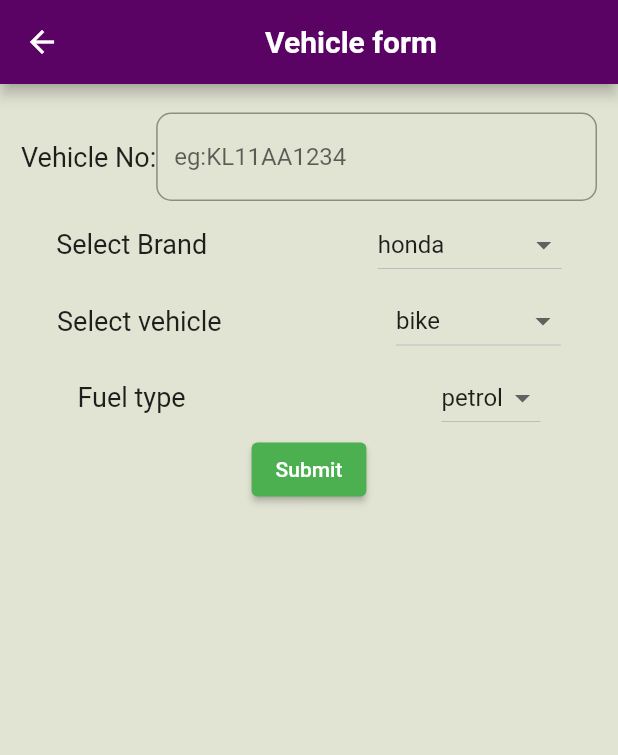
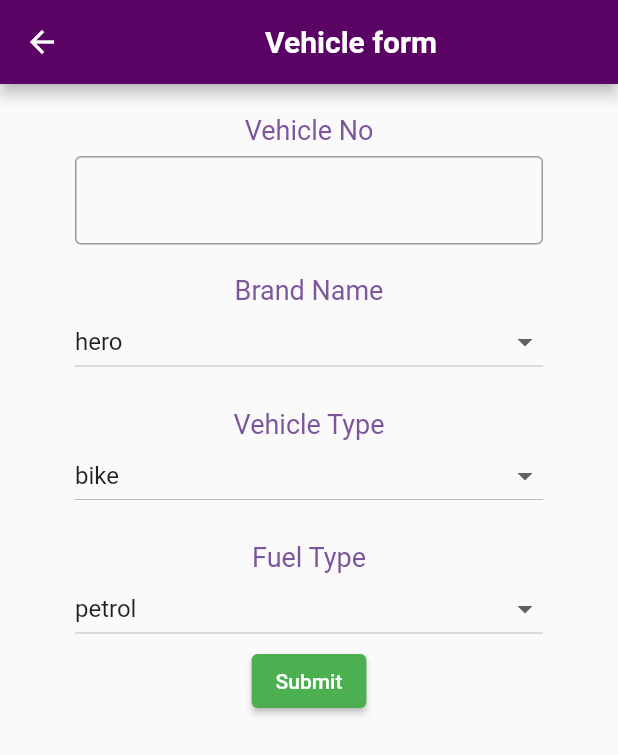
Before and after one commit to AKSHAYZAPZ/vehiclelist, a Flutter app: the screen it shows after launch, after a tap on "Add vehicles", on a phone screen of 412 x 824 dp. Shown: the top 755 px of the screen. Run offline on Flutter 3.47's test engine with Material 2 defaults, Android fonts, the phone set to English and light mode, and no system bars; our stand-ins replace cloud_firestore, firebase_core; accounts and stored records are empty.

Commit message:
first updation

```diff
--- a/lib/main.dart
+++ b/lib/main.dart
@@ -19,7 +19,7 @@ class MyApp extends StatelessWidget {
 
         primarySwatch: Colors.green,
       ),
-      home: const ScreenOne(),
+      home:  const ScreenOne(),
     );
   }
 }
--- a/lib/screen/addscreen.dart
+++ b/lib/screen/addscreen.dart
@@ -1,18 +1,22 @@
+import 'package:car_bike_details/screen/mainscreen.dart';
 import 'package:cloud_firestore/cloud_firestore.dart';
 import 'package:flutter/material.dart';
 
 enum Vehicles { bike, car }
 
 enum Brands {
-  honda,
+  ktm,
   hero,
   bajaj,
+  royalenfield,
+  java,
+  yamaha,
   hyundai,
-  suzuki,
   toyota,
   skoda,
-  royalenfield,
-  mahindra
+  bmw,
+  benz,
+  audi
 }
 
 enum Fuels { petrol, diesel }
@@ -20,9 +24,9 @@ enum Fuels { petrol, diesel }
 class AddScreen extends StatelessWidget {
   AddScreen({Key? key}) : super(key: key);
 
-  final formKey =GlobalKey<FormState>();
+  final formKey = GlobalKey<FormState>();
 
-  final ValueNotifier<Brands> _selectedBrand = ValueNotifier(Brands.honda);
+  final ValueNotifier<Brands> _selectedBrand = ValueNotifier(Brands.hero);
   final ValueNotifier<Vehicles> _selectedVehicle = ValueNotifier(Vehicles.bike);
   final ValueNotifier<Fuels> _selectedFuel = ValueNotifier(Fuels.petrol);
   final TextEditingController _numberController = TextEditingController();
@@ -42,153 +46,132 @@ class AddScreen extends StatelessWidget {
           ),
         ),
       ),
-      body: Container(
-        color: const Color.fromARGB(255, 226, 228, 211),
-        child: SafeArea(
+      body: SingleChildScrollView(
         child: Padding(
-            padding: const EdgeInsets.all(14.0),
-            child: Form(
-              key: formKey,
+          padding: const EdgeInsets.only(left: 50, right: 50, top: 20),
           child: Column(
-                children: [
-                  const SizedBox(
-                    height: 5,
-                  ),
-                  Row(
+            crossAxisAlignment: CrossAxisAlignment.center,
             children: [
               const Text(
-                        'Vehicle No:',
-                        style: TextStyle(fontSize: 18),
+                "Vehicle No",
+                style: TextStyle(
+                    fontSize: 18, color: Color.fromARGB(255, 124, 85, 156)),
               ),
-                      Expanded(
+              const SizedBox(
+                height: 7,
+              ),
+              Form(
+                key: formKey,
                 child: TextFormField(
                   textCapitalization: TextCapitalization.characters,
+                  controller: _numberController,
                   validator: (value) {
                     if (value!.isEmpty) {
-                        return 'Please enter your Vehicle number';
+                      return "Please enter your vehicle number";
                     } else if (value.length > 10) {
-                        return 'Please enter valid number';
-                      }else if(value.length < 8){
-                        return 'Please enter valid number';
+                      return "Please enter a valid vehicle number";
+                    } else if (value.length < 8) {
+                      return "Please enter valid vehicle number";
+                    } else if (!RegExp(
+                            r'^[A-Z]{2}[0-9]{1,2}[A-Z]{1,2}[0-9]{4}$')
+                        .hasMatch(value)) {
+                      return 'Invalid vehicle number';
+                    } else {
+                      return null;
                     }
-                      return null;
                   },
-                          controller: _numberController,
-                          maxLines: 1,
-                          decoration: InputDecoration(
-                            hintText: 'eg:KL11AA1234',
-                              border: OutlineInputBorder(
-                            borderRadius: BorderRadius.circular(10),
-                          )),
+                  decoration:
+                      const InputDecoration(border: OutlineInputBorder()),
                 ),
               ),
-                    ],
+              const SizedBox(
+                height: 20,
               ),
-                  const SizedBox(
-                    height: 5,
-                  ),
-                  Row(
-                    mainAxisAlignment: MainAxisAlignment.spaceAround,
-                    children: [
               const Text(
-                        'Select Brand',
-                        style: TextStyle(fontSize: 18),
-                      ),
-                      const SizedBox(
-                        width: 20,
+                "Brand Name",
+                style: TextStyle(
+                    fontSize: 18, color: Color.fromARGB(255, 124, 85, 156)),
               ),
               ValueListenableBuilder<Brands>(
                 valueListenable: _selectedBrand,
-                          builder: (context, v, _) {
+                builder: (context, value, child) {
                   return DropdownButton<Brands>(
-                              value: v,
-                              hint: const Text('Choose brand'),
-                              items: Brands.values.map((d) {
-                                return DropdownMenuItem(
-                                  child: Text(d.name),
-                                  value: d,
-                                );
-                              }).toList(),
-                              onChanged: (Brands? newvalue) {
-                                if (newvalue != null) {
-                                  _selectedBrand.value = newvalue;
-                                }
-                              },
-                            );
-                          }),
-                    ],
-                  ),
-                  const SizedBox(
-                    height: 3,
-                  ),
-                  Row(
-                    mainAxisAlignment: MainAxisAlignment.spaceAround,
-                    children: [
-                      const Text(
-                        'Select vehicle',
-                        style: TextStyle(fontSize: 18),
-                      ),
-                      const SizedBox(
-                        width: 20,
-                      ),
-                      ValueListenableBuilder<Vehicles>(
-                          valueListenable: _selectedVehicle,
-                          builder: (context, r, child) {
-                            return DropdownButton<Vehicles>(
-                              value: r,
-                              hint: const Text('Vehicle type'),
-                              onChanged: (Vehicles? newselection) {
-                                if (newselection != null) {
-                                  _selectedVehicle.value = newselection;
-                                }
-                              },
-                              items: Vehicles.values.map((e) {
+                      isExpanded: true,
+                      value: value,
+                      items: Brands.values.map((e) {
                         return DropdownMenuItem(
                           child: Text(e.name),
                           value: e,
                         );
                       }).toList(),
+                      onChanged: (Brands? newBrand) {
+                        if (newBrand != null) {
+                          _selectedBrand.value = newBrand;
+                        }
+                      });
+                },
+              ),
+              const SizedBox(
+                height: 20,
+              ),
+              const Text(
+                "Vehicle Type",
+                style: TextStyle(
+                    fontSize: 18, color: Color.fromARGB(255, 124, 85, 156)),
+              ),
+              ValueListenableBuilder<Vehicles>(
+                  valueListenable: _selectedVehicle,
+                  builder: (context, v, _) {
+                    return DropdownButton<Vehicles>(
+                      isExpanded: true,
+                      value: v,
+                      onChanged: (Vehicles? newValue) {
+                        if (newValue != null) {
+                          _selectedVehicle.value = newValue;
+                        }
+                      },
+                      items: Vehicles.values.map((d) {
+                        return DropdownMenuItem(
+                          child: Text(
+                            d.name,
+                          ),
+                          value: d,
+                        );
+                      }).toList(),
                     );
                   }),
-                    ],
+              const SizedBox(
+                height: 20,
               ),
-                  const SizedBox(
-                    height: 3,
-                  ),
-                  Row(
-                    mainAxisAlignment: MainAxisAlignment.spaceAround,
-                    children: [
               const Text(
-                        'Fuel type',
-                        style: TextStyle(fontSize: 18),
-                      ),
-                      const SizedBox(
-                        width: 20,
+                "Fuel Type",
+                style: TextStyle(
+                    fontSize: 18, color: Color.fromARGB(255, 124, 85, 156)),
               ),
               ValueListenableBuilder<Fuels>(
                 valueListenable: _selectedFuel,
-                          builder: (context, j, child) {
+                builder: (context, value, child) {
                   return DropdownButton(
-                              value: j,
-                              items: Fuels.values.map((g) {
+                      isExpanded: true,
+                      value: value,
+                      items: Fuels.values.map((e) {
                         return DropdownMenuItem(
-                                  child: Text(g.name),
-                                  value: g,
+                          child: Text(e.name),
+                          value: e,
                         );
                       }).toList(),
-                              onChanged: (Fuels? newvalue) {
-                                if (newvalue != null) {
-                                  _selectedFuel.value = newvalue;
+                      onChanged: (Fuels? newFuelType) {
+                        if (newFuelType != null) {
+                          _selectedFuel.value = newFuelType;
                         }
+                      });
                 },
-                            );
-                          })
-                    ],
               ),
               ElevatedButton(
                   onPressed: () async {
-                        final isValidForm =formKey.currentState!.validate();
-                        if(isValidForm){ if (_selectedVehicle.value == Vehicles.bike) {
+                    final isValidForm = formKey.currentState!.validate();
+                    if (isValidForm) {
+                      if (_selectedVehicle.value == Vehicles.bike) {
                         await FirebaseFirestore.instance
                             .collection('bikelist')
                             .add({
@@ -208,16 +191,18 @@ class AddScreen extends StatelessWidget {
                         });
                       }
                       _numberController.text = '';
-                        Navigator.of(context).pop();}
-
+                      Navigator.of(context).push(MaterialPageRoute(
+                        builder: (context) {
+                          return const ScreenOne();
+                        },
+                      ));
+                    }
                   },
                   child: const Text('Submit'))
             ],
           ),
         ),
       ),
-        ),
-      ),
     );
   }
 }
--- a/lib/screen/mainscreen.dart
+++ b/lib/screen/mainscreen.dart
@@ -5,11 +5,13 @@ import 'package:flutter/material.dart';
 class ScreenOne extends StatelessWidget {
   const ScreenOne({Key? key}) : super(key: key);
 
+  static var _selectIndex = 0;
+
   @override
   Widget build(BuildContext context) {
     return DefaultTabController(
       length: 2,
-      initialIndex: 1,
+      initialIndex: _selectIndex,
       child: Scaffold(
         floatingActionButton: FloatingActionButton.extended(
           backgroundColor: const Color.fromARGB(255, 90, 3, 101),
@@ -27,8 +29,6 @@ class ScreenOne extends StatelessWidget {
           title: const Center(child: Text('Vehicle list')),
         ),
         body: SafeArea(
-          child: Container(
-            color: Color.fromARGB(255, 216, 199, 243),
           child: Column(
             children: [
               const TabBar(
@@ -55,6 +55,7 @@ class ScreenOne extends StatelessWidget {
                             child: CircularProgressIndicator(),
                           );
                         } else {
+                          _selectIndex = 0;
                           return ListView.builder(
                             itemCount: streamsnapshot.data!.docs.length,
                             itemBuilder: (context, index) {
@@ -144,8 +145,10 @@ class ScreenOne extends StatelessWidget {
                         builder: (context,
                             AsyncSnapshot<QuerySnapshot> streamsnapshot) {
                           if (!streamsnapshot.hasData) {
-                              return Center(child: CircularProgressIndicator());
+                            return const Center(
+                                child: CircularProgressIndicator());
                           } else {
+                            _selectIndex = 1;
                             return ListView.builder(
                               itemCount: streamsnapshot.data!.docs.length,
                               itemBuilder: (context, index) {
@@ -234,7 +237,6 @@ class ScreenOne extends StatelessWidget {
           ),
         ),
       ),
-      ),
     );
   }
 }
```
Lines whose indentation alone changed are shown as unchanged.
